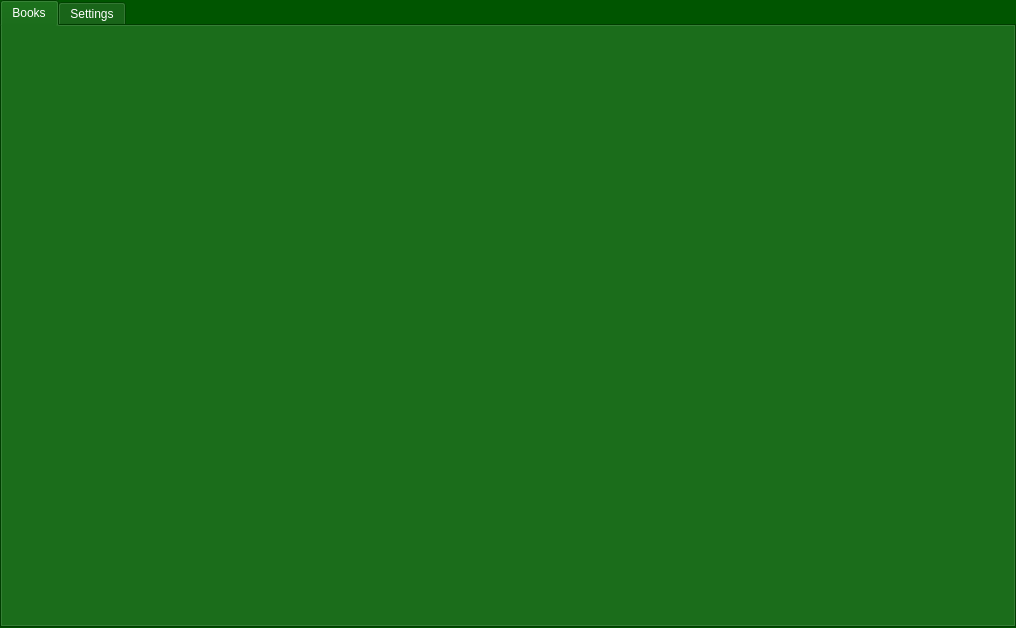
Above: Audiobook.ui from Aidanjm13/AudiobookReader before the change. Below: the same form after it.
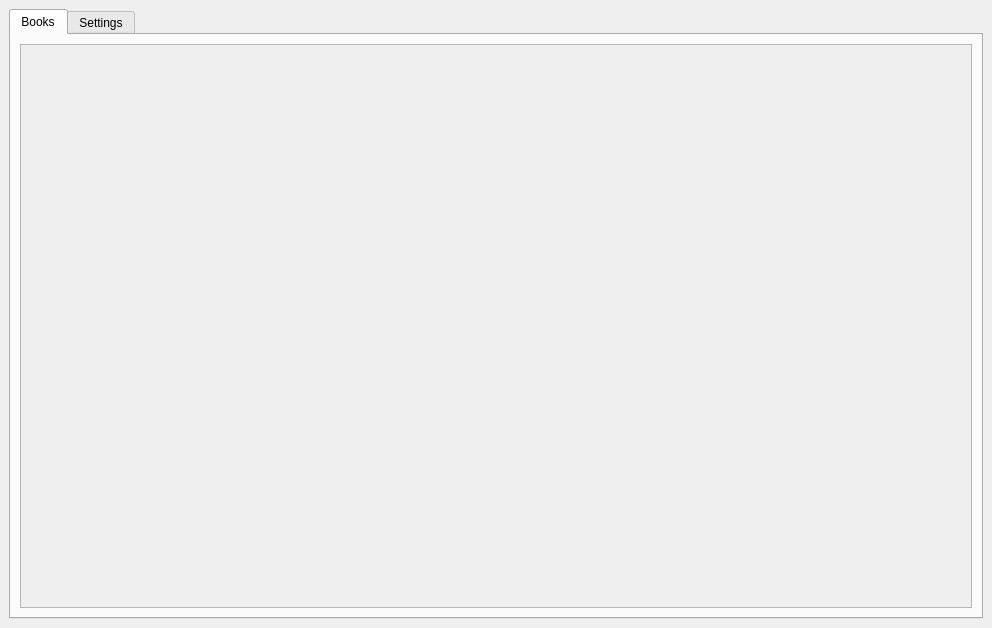
That is the form after the change. The open tabs and pages were chosen to show the change.

Commit message: Addignb scrollview to display book selections

```diff
--- a/Audiobook.ui
+++ b/Audiobook.ui
@@ -6,479 +6,10 @@
    <rect>
     <x>0</x>
     <y>0</y>
-    <width>1016</width>
+    <width>992</width>
     <height>628</height>
    </rect>
   </property>
-  <property name="palette">
-   <palette>
-    <active>
-     <colorrole role="WindowText">
-      <brush brushstyle="SolidPattern">
-       <color alpha="255">
-        <red>255</red>
-        <green>255</green>
-        <blue>255</blue>
-       </color>
-      </brush>
-     </colorrole>
-     <colorrole role="Button">
-      <brush brushstyle="SolidPattern">
-       <color alpha="255">
-        <red>0</red>
-        <green>85</green>
-        <blue>0</blue>
-       </color>
-      </brush>
-     </colorrole>
-     <colorrole role="Light">
-      <brush brushstyle="SolidPattern">
-       <color alpha="255">
-        <red>0</red>
-        <green>127</green>
-        <blue>0</blue>
-       </color>
-      </brush>
-     </colorrole>
-     <colorrole role="Midlight">
-      <brush brushstyle="SolidPattern">
-       <color alpha="255">
-        <red>0</red>
-        <green>106</green>
-        <blue>0</blue>
-       </color>
-      </brush>
-     </colorrole>
-     <colorrole role="Dark">
-      <brush brushstyle="SolidPattern">
-       <color alpha="255">
-        <red>0</red>
-        <green>42</green>
-        <blue>0</blue>
-       </color>
-      </brush>
-     </colorrole>
-     <colorrole role="Mid">
-      <brush brushstyle="SolidPattern">
-       <color alpha="255">
-        <red>0</red>
-        <green>57</green>
-        <blue>0</blue>
-       </color>
-      </brush>
-     </colorrole>
-     <colorrole role="Text">
-      <brush brushstyle="SolidPattern">
-       <color alpha="255">
-        <red>255</red>
-        <green>255</green>
-        <blue>255</blue>
-       </color>
-      </brush>
-     </colorrole>
-     <colorrole role="BrightText">
-      <brush brushstyle="SolidPattern">
-       <color alpha="255">
-        <red>255</red>
-        <green>255</green>
-        <blue>255</blue>
-       </color>
-      </brush>
-     </colorrole>
-     <colorrole role="ButtonText">
-      <brush brushstyle="SolidPattern">
-       <color alpha="255">
-        <red>255</red>
-        <green>255</green>
-        <blue>255</blue>
-       </color>
-      </brush>
-     </colorrole>
-     <colorrole role="Base">
-      <brush brushstyle="SolidPattern">
-       <color alpha="255">
-        <red>0</red>
-        <green>0</green>
-        <blue>0</blue>
-       </color>
-      </brush>
-     </colorrole>
-     <colorrole role="Window">
-      <brush brushstyle="SolidPattern">
-       <color alpha="255">
-        <red>0</red>
-        <green>85</green>
-        <blue>0</blue>
-       </color>
-      </brush>
-     </colorrole>
-     <colorrole role="Shadow">
-      <brush brushstyle="SolidPattern">
-       <color alpha="255">
-        <red>0</red>
-        <green>0</green>
-        <blue>0</blue>
-       </color>
-      </brush>
-     </colorrole>
-     <colorrole role="AlternateBase">
-      <brush brushstyle="SolidPattern">
-       <color alpha="255">
-        <red>0</red>
-        <green>42</green>
-        <blue>0</blue>
-       </color>
-      </brush>
-     </colorrole>
-     <colorrole role="ToolTipBase">
-      <brush brushstyle="SolidPattern">
-       <color alpha="255">
-        <red>255</red>
-        <green>255</green>
-        <blue>220</blue>
-       </color>
-      </brush>
-     </colorrole>
-     <colorrole role="ToolTipText">
-      <brush brushstyle="SolidPattern">
-       <color alpha="255">
-        <red>0</red>
-        <green>0</green>
-        <blue>0</blue>
-       </color>
-      </brush>
-     </colorrole>
-     <colorrole role="PlaceholderText">
-      <brush brushstyle="SolidPattern">
-       <color alpha="127">
-        <red>255</red>
-        <green>255</green>
-        <blue>255</blue>
-       </color>
-      </brush>
-     </colorrole>
-     <colorrole role="Accent">
-      <brush brushstyle="SolidPattern">
-       <color alpha="255">
-        <red>0</red>
-        <green>0</green>
-        <blue>0</blue>
-       </color>
-      </brush>
-     </colorrole>
-    </active>
-    <inactive>
-     <colorrole role="WindowText">
-      <brush brushstyle="SolidPattern">
-       <color alpha="255">
-        <red>255</red>
-        <green>255</green>
-        <blue>255</blue>
-       </color>
-      </brush>
-     </colorrole>
-     <colorrole role="Button">
-      <brush brushstyle="SolidPattern">
-       <color alpha="255">
-        <red>0</red>
-        <green>85</green>
-        <blue>0</blue>
-       </color>
-      </brush>
-     </colorrole>
-     <colorrole role="Light">
-      <brush brushstyle="SolidPattern">
-       <color alpha="255">
-        <red>0</red>
-        <green>127</green>
-        <blue>0</blue>
-       </color>
-      </brush>
-     </colorrole>
-     <colorrole role="Midlight">
-      <brush brushstyle="SolidPattern">
-       <color alpha="255">
-        <red>0</red>
-        <green>106</green>
-        <blue>0</blue>
-       </color>
-      </brush>
-     </colorrole>
-     <colorrole role="Dark">
-      <brush brushstyle="SolidPattern">
-       <color alpha="255">
-        <red>0</red>
-        <green>42</green>
-        <blue>0</blue>
-       </color>
-      </brush>
-     </colorrole>
-     <colorrole role="Mid">
-      <brush brushstyle="SolidPattern">
-       <color alpha="255">
-        <red>0</red>
-        <green>57</green>
-        <blue>0</blue>
-       </color>
-      </brush>
-     </colorrole>
-     <colorrole role="Text">
-      <brush brushstyle="SolidPattern">
-       <color alpha="255">
-        <red>255</red>
-        <green>255</green>
-        <blue>255</blue>
-       </color>
-      </brush>
-     </colorrole>
-     <colorrole role="BrightText">
-      <brush brushstyle="SolidPattern">
-       <color alpha="255">
-        <red>255</red>
-        <green>255</green>
-        <blue>255</blue>
-       </color>
-      </brush>
-     </colorrole>
-     <colorrole role="ButtonText">
-      <brush brushstyle="SolidPattern">
-       <color alpha="255">
-        <red>255</red>
-        <green>255</green>
-        <blue>255</blue>
-       </color>
-      </brush>
-     </colorrole>
-     <colorrole role="Base">
-      <brush brushstyle="SolidPattern">
-       <color alpha="255">
-        <red>0</red>
-        <green>0</green>
-        <blue>0</blue>
-       </color>
-      </brush>
-     </colorrole>
-     <colorrole role="Window">
-      <brush brushstyle="SolidPattern">
-       <color alpha="255">
-        <red>0</red>
-        <green>85</green>
-        <blue>0</blue>
-       </color>
-      </brush>
-     </colorrole>
-     <colorrole role="Shadow">
-      <brush brushstyle="SolidPattern">
-       <color alpha="255">
-        <red>0</red>
-        <green>0</green>
-        <blue>0</blue>
-       </color>
-      </brush>
-     </colorrole>
-     <colorrole role="AlternateBase">
-      <brush brushstyle="SolidPattern">
-       <color alpha="255">
-        <red>0</red>
-        <green>42</green>
-        <blue>0</blue>
-       </color>
-      </brush>
-     </colorrole>
-     <colorrole role="ToolTipBase">
-      <brush brushstyle="SolidPattern">
-       <color alpha="255">
-        <red>255</red>
-        <green>255</green>
-        <blue>220</blue>
-       </color>
-      </brush>
-     </colorrole>
-     <colorrole role="ToolTipText">
-      <brush brushstyle="SolidPattern">
-       <color alpha="255">
-        <red>0</red>
-        <green>0</green>
-        <blue>0</blue>
-       </color>
-      </brush>
-     </colorrole>
-     <colorrole role="PlaceholderText">
-      <brush brushstyle="SolidPattern">
-       <color alpha="127">
-        <red>255</red>
-        <green>255</green>
-        <blue>255</blue>
-       </color>
-      </brush>
-     </colorrole>
-     <colorrole role="Accent">
-      <brush brushstyle="SolidPattern">
-       <color alpha="255">
-        <red>0</red>
-        <green>0</green>
-        <blue>0</blue>
-       </color>
-      </brush>
-     </colorrole>
-    </inactive>
-    <disabled>
-     <colorrole role="WindowText">
-      <brush brushstyle="SolidPattern">
-       <color alpha="255">
-        <red>0</red>
-        <green>42</green>
-        <blue>0</blue>
-       </color>
-      </brush>
-     </colorrole>
-     <colorrole role="Button">
-      <brush brushstyle="SolidPattern">
-       <color alpha="255">
-        <red>0</red>
-        <green>85</green>
-        <blue>0</blue>
-       </color>
-      </brush>
-     </colorrole>
-     <colorrole role="Light">
-      <brush brushstyle="SolidPattern">
-       <color alpha="255">
-        <red>0</red>
-        <green>127</green>
-        <blue>0</blue>
-       </color>
-      </brush>
-     </colorrole>
-     <colorrole role="Midlight">
-      <brush brushstyle="SolidPattern">
-       <color alpha="255">
-        <red>0</red>
-        <green>106</green>
-        <blue>0</blue>
-       </color>
-      </brush>
-     </colorrole>
-     <colorrole role="Dark">
-      <brush brushstyle="SolidPattern">
-       <color alpha="255">
-        <red>0</red>
-        <green>42</green>
-        <blue>0</blue>
-       </color>
-      </brush>
-     </colorrole>
-     <colorrole role="Mid">
-      <brush brushstyle="SolidPattern">
-       <color alpha="255">
-        <red>0</red>
-        <green>57</green>
-        <blue>0</blue>
-       </color>
-      </brush>
-     </colorrole>
-     <colorrole role="Text">
-      <brush brushstyle="SolidPattern">
-       <color alpha="255">
-        <red>0</red>
-        <green>42</green>
-        <blue>0</blue>
-       </color>
-      </brush>
-     </colorrole>
-     <colorrole role="BrightText">
-      <brush brushstyle="SolidPattern">
-       <color alpha="255">
-        <red>255</red>
-        <green>255</green>
-        <blue>255</blue>
-       </color>
-      </brush>
-     </colorrole>
-     <colorrole role="ButtonText">
-      <brush brushstyle="SolidPattern">
-       <color alpha="255">
-        <red>0</red>
-        <green>42</green>
-        <blue>0</blue>
-       </color>
-      </brush>
-     </colorrole>
-     <colorrole role="Base">
-      <brush brushstyle="SolidPattern">
-       <color alpha="255">
-        <red>0</red>
-        <green>85</green>
-        <blue>0</blue>
-       </color>
-      </brush>
-     </colorrole>
-     <colorrole role="Window">
-      <brush brushstyle="SolidPattern">
-       <color alpha="255">
-        <red>0</red>
-        <green>85</green>
-        <blue>0</blue>
-       </color>
-      </brush>
-     </colorrole>
-     <colorrole role="Shadow">
-      <brush brushstyle="SolidPattern">
-       <color alpha="255">
-        <red>0</red>
-        <green>0</green>
-        <blue>0</blue>
-       </color>
-      </brush>
-     </colorrole>
-     <colorrole role="AlternateBase">
-      <brush brushstyle="SolidPattern">
-       <color alpha="255">
-        <red>0</red>
-        <green>85</green>
-        <blue>0</blue>
-       </color>
-      </brush>
-     </colorrole>
-     <colorrole role="ToolTipBase">
-      <brush brushstyle="SolidPattern">
-       <color alpha="255">
-        <red>255</red>
-        <green>255</green>
-        <blue>220</blue>
-       </color>
-      </brush>
-     </colorrole>
-     <colorrole role="ToolTipText">
-      <brush brushstyle="SolidPattern">
-       <color alpha="255">
-        <red>0</red>
-        <green>0</green>
-        <blue>0</blue>
-       </color>
-      </brush>
-     </colorrole>
-     <colorrole role="PlaceholderText">
-      <brush brushstyle="SolidPattern">
-       <color alpha="127">
-        <red>0</red>
-        <green>42</green>
-        <blue>0</blue>
-       </color>
-      </brush>
-     </colorrole>
-     <colorrole role="Accent">
-      <brush brushstyle="SolidPattern">
-       <color alpha="255">
-        <red>0</red>
-        <green>60</green>
-        <blue>0</blue>
-       </color>
-      </brush>
-     </colorrole>
-    </disabled>
-   </palette>
-  </property>
   <property name="windowTitle">
    <string>MainWindow</string>
   </property>
@@ -492,497 +23,13 @@
    <bool>false</bool>
   </property>
   <widget class="QWidget" name="centralwidget">
-   <property name="palette">
-    <palette>
-     <active>
-      <colorrole role="WindowText">
-       <brush brushstyle="SolidPattern">
-        <color alpha="255">
-         <red>255</red>
-         <green>255</green>
-         <blue>255</blue>
-        </color>
-       </brush>
-      </colorrole>
-      <colorrole role="Button">
-       <brush brushstyle="SolidPattern">
-        <color alpha="255">
-         <red>0</red>
-         <green>85</green>
-         <blue>0</blue>
-        </color>
-       </brush>
-      </colorrole>
-      <colorrole role="Light">
-       <brush brushstyle="SolidPattern">
-        <color alpha="255">
-         <red>0</red>
-         <green>127</green>
-         <blue>0</blue>
-        </color>
-       </brush>
-      </colorrole>
-      <colorrole role="Midlight">
-       <brush brushstyle="SolidPattern">
-        <color alpha="255">
-         <red>0</red>
-         <green>106</green>
-         <blue>0</blue>
-        </color>
-       </brush>
-      </colorrole>
-      <colorrole role="Dark">
-       <brush brushstyle="SolidPattern">
-        <color alpha="255">
-         <red>0</red>
-         <green>42</green>
-         <blue>0</blue>
-        </color>
-       </brush>
-      </colorrole>
-      <colorrole role="Mid">
-       <brush brushstyle="SolidPattern">
-        <color alpha="255">
-         <red>0</red>
-         <green>57</green>
-         <blue>0</blue>
-        </color>
-       </brush>
-      </colorrole>
-      <colorrole role="Text">
-       <brush brushstyle="SolidPattern">
-        <color alpha="255">
-         <red>255</red>
-         <green>255</green>
-         <blue>255</blue>
-        </color>
-       </brush>
-      </colorrole>
-      <colorrole role="BrightText">
-       <brush brushstyle="SolidPattern">
-        <color alpha="255">
-         <red>255</red>
-         <green>255</green>
-         <blue>255</blue>
-        </color>
-       </brush>
-      </colorrole>
-      <colorrole role="ButtonText">
-       <brush brushstyle="SolidPattern">
-        <color alpha="255">
-         <red>255</red>
-         <green>255</green>
-         <blue>255</blue>
-        </color>
-       </brush>
-      </colorrole>
-      <colorrole role="Base">
-       <brush brushstyle="SolidPattern">
-        <color alpha="255">
-         <red>0</red>
-         <green>0</green>
-         <blue>0</blue>
-        </color>
-       </brush>
-      </colorrole>
-      <colorrole role="Window">
-       <brush brushstyle="SolidPattern">
-        <color alpha="255">
-         <red>0</red>
-         <green>85</green>
-         <blue>0</blue>
-        </color>
-       </brush>
-      </colorrole>
-      <colorrole role="Shadow">
-       <brush brushstyle="SolidPattern">
-        <color alpha="255">
-         <red>0</red>
-         <green>0</green>
-         <blue>0</blue>
-        </color>
-       </brush>
-      </colorrole>
-      <colorrole role="AlternateBase">
-       <brush brushstyle="SolidPattern">
-        <color alpha="255">
-         <red>0</red>
-         <green>42</green>
-         <blue>0</blue>
-        </color>
-       </brush>
-      </colorrole>
-      <colorrole role="ToolTipBase">
-       <brush brushstyle="SolidPattern">
-        <color alpha="255">
-         <red>255</red>
-         <green>255</green>
-         <blue>220</blue>
-        </color>
-       </brush>
-      </colorrole>
-      <colorrole role="ToolTipText">
-       <brush brushstyle="SolidPattern">
-        <color alpha="255">
-         <red>0</red>
-         <green>0</green>
-         <blue>0</blue>
-        </color>
-       </brush>
-      </colorrole>
-      <colorrole role="PlaceholderText">
-       <brush brushstyle="SolidPattern">
-        <color alpha="127">
-         <red>255</red>
-         <green>255</green>
-         <blue>255</blue>
-        </color>
-       </brush>
-      </colorrole>
-      <colorrole role="Accent">
-       <brush brushstyle="SolidPattern">
-        <color alpha="255">
-         <red>0</red>
-         <green>0</green>
-         <blue>0</blue>
-        </color>
-       </brush>
-      </colorrole>
-     </active>
-     <inactive>
-      <colorrole role="WindowText">
-       <brush brushstyle="SolidPattern">
-        <color alpha="255">
-         <red>255</red>
-         <green>255</green>
-         <blue>255</blue>
-        </color>
-       </brush>
-      </colorrole>
-      <colorrole role="Button">
-       <brush brushstyle="SolidPattern">
-        <color alpha="255">
-         <red>0</red>
-         <green>85</green>
-         <blue>0</blue>
-        </color>
-       </brush>
-      </colorrole>
-      <colorrole role="Light">
-       <brush brushstyle="SolidPattern">
-        <color alpha="255">
-         <red>0</red>
-         <green>127</green>
-         <blue>0</blue>
-        </color>
-       </brush>
-      </colorrole>
-      <colorrole role="Midlight">
-       <brush brushstyle="SolidPattern">
-        <color alpha="255">
-         <red>0</red>
-         <green>106</green>
-         <blue>0</blue>
-        </color>
-       </brush>
-      </colorrole>
-      <colorrole role="Dark">
-       <brush brushstyle="SolidPattern">
-        <color alpha="255">
-         <red>0</red>
-         <green>42</green>
-         <blue>0</blue>
-        </color>
-       </brush>
-      </colorrole>
-      <colorrole role="Mid">
-       <brush brushstyle="SolidPattern">
-        <color alpha="255">
-         <red>0</red>
-         <green>57</green>
-         <blue>0</blue>
-        </color>
-       </brush>
-      </colorrole>
-      <colorrole role="Text">
-       <brush brushstyle="SolidPattern">
-        <color alpha="255">
-         <red>255</red>
-         <green>255</green>
-         <blue>255</blue>
-        </color>
-       </brush>
-      </colorrole>
-      <colorrole role="BrightText">
-       <brush brushstyle="SolidPattern">
-        <color alpha="255">
-         <red>255</red>
-         <green>255</green>
-         <blue>255</blue>
-        </color>
-       </brush>
-      </colorrole>
-      <colorrole role="ButtonText">
-       <brush brushstyle="SolidPattern">
-        <color alpha="255">
-         <red>255</red>
-         <green>255</green>
-         <blue>255</blue>
-        </color>
-       </brush>
-      </colorrole>
-      <colorrole role="Base">
-       <brush brushstyle="SolidPattern">
-        <color alpha="255">
-         <red>0</red>
-         <green>0</green>
-         <blue>0</blue>
-        </color>
-       </brush>
-      </colorrole>
-      <colorrole role="Window">
-       <brush brushstyle="SolidPattern">
-        <color alpha="255">
-         <red>0</red>
-         <green>85</green>
-         <blue>0</blue>
-        </color>
-       </brush>
-      </colorrole>
-      <colorrole role="Shadow">
-       <brush brushstyle="SolidPattern">
-        <color alpha="255">
-         <red>0</red>
-         <green>0</green>
-         <blue>0</blue>
-        </color>
-       </brush>
-      </colorrole>
-      <colorrole role="AlternateBase">
-       <brush brushstyle="SolidPattern">
-        <color alpha="255">
-         <red>0</red>
-         <green>42</green>
-         <blue>0</blue>
-        </color>
-       </brush>
-      </colorrole>
-      <colorrole role="ToolTipBase">
-       <brush brushstyle="SolidPattern">
-        <color alpha="255">
-         <red>255</red>
-         <green>255</green>
-         <blue>220</blue>
-        </color>
-       </brush>
-      </colorrole>
-      <colorrole role="ToolTipText">
-       <brush brushstyle="SolidPattern">
-        <color alpha="255">
-         <red>0</red>
-         <green>0</green>
-         <blue>0</blue>
-        </color>
-       </brush>
-      </colorrole>
-      <colorrole role="PlaceholderText">
-       <brush brushstyle="SolidPattern">
-        <color alpha="127">
-         <red>255</red>
-         <green>255</green>
-         <blue>255</blue>
-        </color>
-       </brush>
-      </colorrole>
-      <colorrole role="Accent">
-       <brush brushstyle="SolidPattern">
-        <color alpha="255">
-         <red>0</red>
-         <green>0</green>
-         <blue>0</blue>
-        </color>
-       </brush>
-      </colorrole>
-     </inactive>
-     <disabled>
-      <colorrole role="WindowText">
-       <brush brushstyle="SolidPattern">
-        <color alpha="255">
-         <red>0</red>
-         <green>42</green>
-         <blue>0</blue>
-        </color>
-       </brush>
-      </colorrole>
-      <colorrole role="Button">
-       <brush brushstyle="SolidPattern">
-        <color alpha="255">
-         <red>0</red>
-         <green>85</green>
-         <blue>0</blue>
-        </color>
-       </brush>
-      </colorrole>
-      <colorrole role="Light">
-       <brush brushstyle="SolidPattern">
-        <color alpha="255">
-         <red>0</red>
-         <green>127</green>
-         <blue>0</blue>
-        </color>
-       </brush>
-      </colorrole>
-      <colorrole role="Midlight">
-       <brush brushstyle="SolidPattern">
-        <color alpha="255">
-         <red>0</red>
-         <green>106</green>
-         <blue>0</blue>
-        </color>
-       </brush>
-      </colorrole>
-      <colorrole role="Dark">
-       <brush brushstyle="SolidPattern">
-        <color alpha="255">
-         <red>0</red>
-         <green>42</green>
-         <blue>0</blue>
-        </color>
-       </brush>
-      </colorrole>
-      <colorrole role="Mid">
-       <brush brushstyle="SolidPattern">
-        <color alpha="255">
-         <red>0</red>
-         <green>57</green>
-         <blue>0</blue>
-        </color>
-       </brush>
-      </colorrole>
-      <colorrole role="Text">
-       <brush brushstyle="SolidPattern">
-        <color alpha="255">
-         <red>0</red>
-         <green>42</green>
-         <blue>0</blue>
-        </color>
-       </brush>
-      </colorrole>
-      <colorrole role="BrightText">
-       <brush brushstyle="SolidPattern">
-        <color alpha="255">
-         <red>255</red>
-         <green>255</green>
-         <blue>255</blue>
-        </color>
-       </brush>
-      </colorrole>
-      <colorrole role="ButtonText">
-       <brush brushstyle="SolidPattern">
-        <color alpha="255">
-         <red>0</red>
-         <green>42</green>
-         <blue>0</blue>
-        </color>
-       </brush>
-      </colorrole>
-      <colorrole role="Base">
-       <brush brushstyle="SolidPattern">
-        <color alpha="255">
-         <red>0</red>
-         <green>85</green>
-         <blue>0</blue>
-        </color>
-       </brush>
-      </colorrole>
-      <colorrole role="Window">
-       <brush brushstyle="SolidPattern">
-        <color alpha="255">
-         <red>0</red>
-         <green>85</green>
-         <blue>0</blue>
-        </color>
-       </brush>
-      </colorrole>
-      <colorrole role="Shadow">
-       <brush brushstyle="SolidPattern">
-        <color alpha="255">
-         <red>0</red>
-         <green>0</green>
-         <blue>0</blue>
-        </color>
-       </brush>
-      </colorrole>
-      <colorrole role="AlternateBase">
-       <brush brushstyle="SolidPattern">
-        <color alpha="255">
-         <red>0</red>
-         <green>85</green>
-         <blue>0</blue>
-        </color>
-       </brush>
-      </colorrole>
-      <colorrole role="ToolTipBase">
-       <brush brushstyle="SolidPattern">
-        <color alpha="255">
-         <red>255</red>
-         <green>255</green>
-         <blue>220</blue>
-        </color>
-       </brush>
-      </colorrole>
-      <colorrole role="ToolTipText">
-       <brush brushstyle="SolidPattern">
-        <color alpha="255">
-         <red>0</red>
-         <green>0</green>
-         <blue>0</blue>
-        </color>
-       </brush>
-      </colorrole>
-      <colorrole role="PlaceholderText">
-       <brush brushstyle="SolidPattern">
-        <color alpha="127">
-         <red>0</red>
-         <green>42</green>
-         <blue>0</blue>
-        </color>
-       </brush>
-      </colorrole>
-      <colorrole role="Accent">
-       <brush brushstyle="SolidPattern">
-        <color alpha="255">
-         <red>0</red>
-         <green>60</green>
-         <blue>0</blue>
-        </color>
-       </brush>
-      </colorrole>
-     </disabled>
-    </palette>
-   </property>
    <property name="layoutDirection">
     <enum>Qt::LayoutDirection::LeftToRight</enum>
    </property>
    <property name="autoFillBackground">
     <bool>false</bool>
    </property>
-   <layout class="QHBoxLayout" name="horizontalLayout_2" stretch="0">
-    <property name="spacing">
-     <number>0</number>
-    </property>
-    <property name="leftMargin">
-     <number>0</number>
-    </property>
-    <property name="topMargin">
-     <number>0</number>
-    </property>
-    <property name="rightMargin">
-     <number>0</number>
-    </property>
-    <property name="bottomMargin">
-     <number>0</number>
-    </property>
+   <layout class="QHBoxLayout" name="horizontalLayout_2">
     <item>
      <widget class="QTabWidget" name="tabWidget">
       <property name="currentIndex">
@@ -992,6 +39,28 @@
        <attribute name="title">
         <string>Books</string>
        </attribute>
+       <layout class="QHBoxLayout" name="horizontalLayout_3">
+        <item>
+         <widget class="QScrollArea" name="scrollArea">
+          <property name="verticalScrollBarPolicy">
+           <enum>Qt::ScrollBarPolicy::ScrollBarAlwaysOff</enum>
+          </property>
+          <property name="widgetResizable">
+           <bool>true</bool>
+          </property>
+          <widget class="QWidget" name="scrollAreaWidgetContents">
+           <property name="geometry">
+            <rect>
+             <x>0</x>
+             <y>0</y>
+             <width>946</width>
+             <height>558</height>
+            </rect>
+           </property>
+          </widget>
+         </widget>
+        </item>
+       </layout>
       </widget>
       <widget class="QWidget" name="Settings">
        <attribute name="title">
```
Left out of the diff: 3 changed lines with no effect on the pictures.
